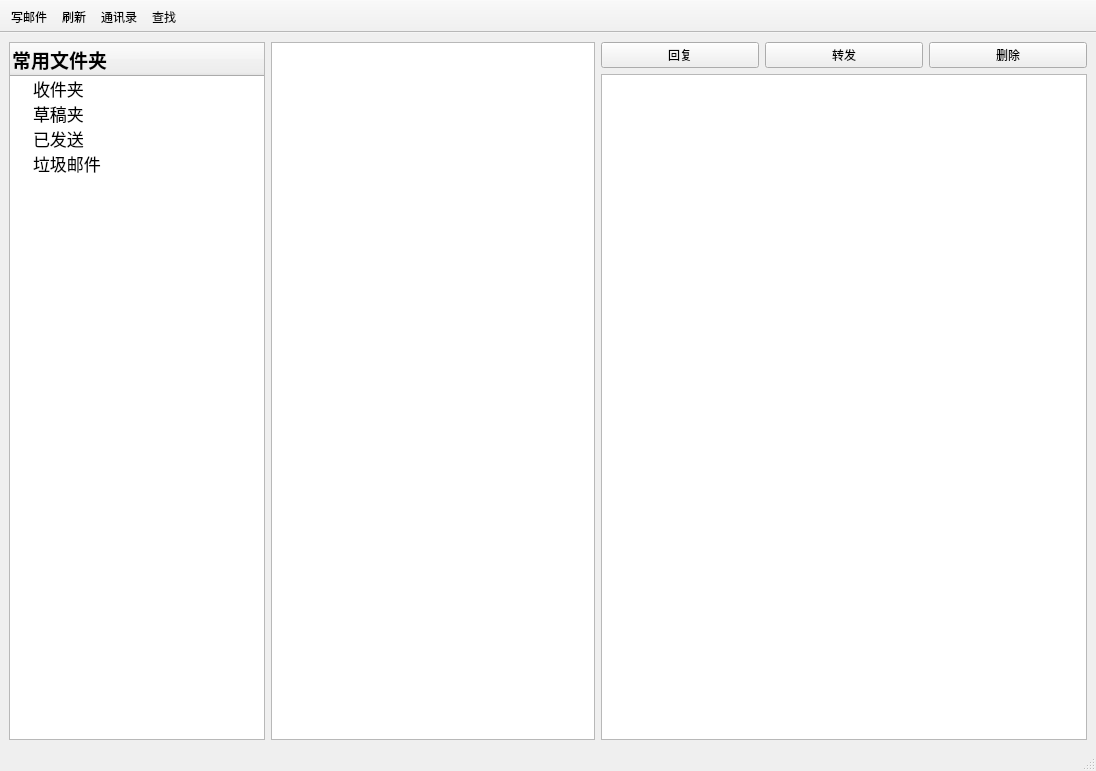
Above: foxmail/ui/mainwindow.ui from newhustdebug/pxmail before the change. Below: the same form after it.
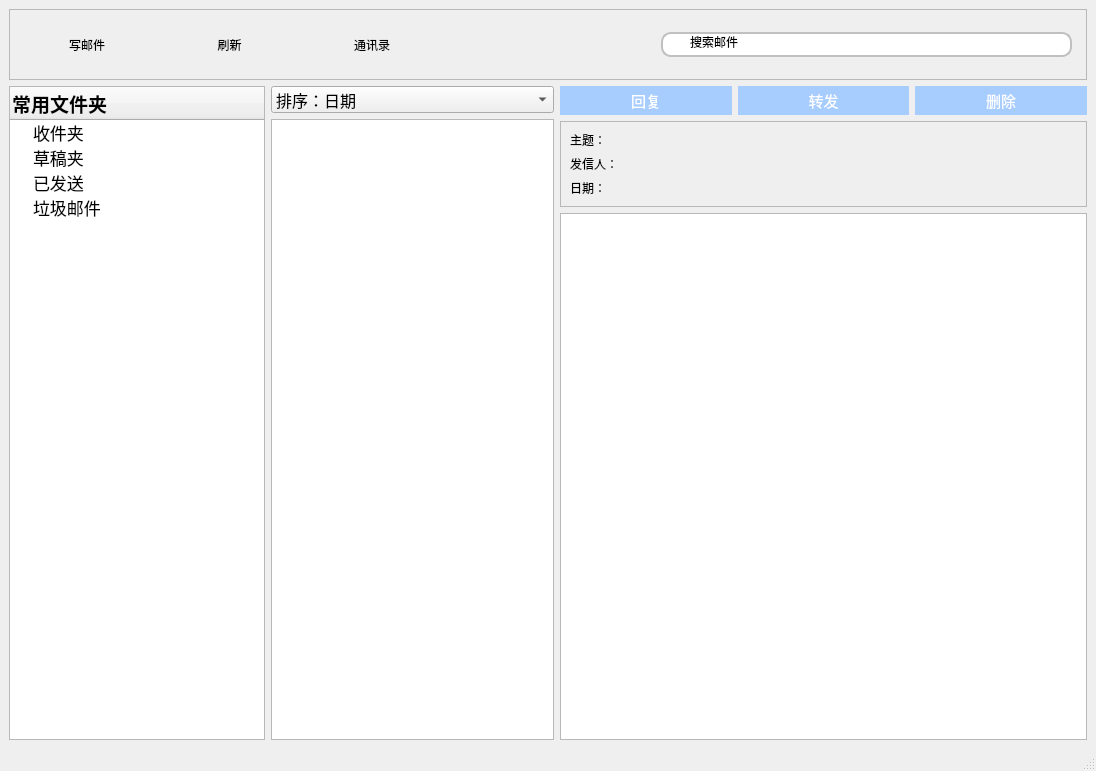
That is the form after the change. Icons and pictures are not drawn.

```diff
--- a/foxmail/ui/mainwindow.ui
+++ b/foxmail/ui/mainwindow.ui
@@ -22,12 +22,270 @@
    <enum>Qt::ToolButtonTextBesideIcon</enum>
   </property>
   <widget class="QWidget" name="centralwidget">
-   <layout class="QVBoxLayout" name="verticalLayout">
+   <layout class="QVBoxLayout" name="verticalLayout_4">
     <item>
-     <layout class="QHBoxLayout" name="horizontalLayout" stretch="0,2,3">
-      <property name="sizeConstraint">
-       <enum>QLayout::SetMaximumSize</enum>
+     <widget class="QFrame" name="frame_2">
+      <property name="frameShape">
+       <enum>QFrame::StyledPanel</enum>
       </property>
+      <property name="frameShadow">
+       <enum>QFrame::Raised</enum>
+      </property>
+      <layout class="QHBoxLayout" name="horizontalLayout_8" stretch="2,1,2">
+       <item>
+        <layout class="QHBoxLayout" name="horizontalLayout">
+         <item>
+          <widget class="QPushButton" name="composeButton">
+           <property name="minimumSize">
+            <size>
+             <width>91</width>
+             <height>51</height>
+            </size>
+           </property>
+           <property name="styleSheet">
+            <string notr="true">QPushButton{
+
+border: none;
+
+}
+QPushButton:hover{
+  background-color: qconicalgradient(cx:0.5, cy:0.522909, angle:179.9, stop:0.494318 rgba(181, 225, 250, 255), stop:0.5 rgba(222, 242, 251, 255));
+
+}
+QPushButton:pressed{
+  background-color: qconicalgradient(cx:0.5, cy:0.522909, angle:179.9, stop:0.494318 rgba(134, 198, 233, 255), stop:0.5 rgba(206, 234, 248, 255));
+ 
+}
+</string>
+           </property>
+           <property name="text">
+            <string>写邮件</string>
+           </property>
+           <property name="icon">
+            <iconset>
+             <normaloff>send.png</normaloff>send.png</iconset>
+           </property>
+           <property name="iconSize">
+            <size>
+             <width>30</width>
+             <height>30</height>
+            </size>
+           </property>
+          </widget>
+         </item>
+         <item>
+          <widget class="QPushButton" name="refreshButton">
+           <property name="minimumSize">
+            <size>
+             <width>91</width>
+             <height>51</height>
+            </size>
+           </property>
+           <property name="styleSheet">
+            <string notr="true">QPushButton{
+
+border: none;
+
+}
+QPushButton:hover{
+  background-color: qconicalgradient(cx:0.5, cy:0.522909, angle:179.9, stop:0.494318 rgba(181, 225, 250, 255), stop:0.5 rgba(222, 242, 251, 255));
+
+}
+QPushButton:pressed{
+  background-color: qconicalgradient(cx:0.5, cy:0.522909, angle:179.9, stop:0.494318 rgba(134, 198, 233, 255), stop:0.5 rgba(206, 234, 248, 255));
+ 
+}
+</string>
+           </property>
+           <property name="text">
+            <string>刷新</string>
+           </property>
+           <property name="icon">
+            <iconset>
+             <normaloff>1refresh_128px_1194515_easyicon.net.png</normaloff>1refresh_128px_1194515_easyicon.net.png</iconset>
+           </property>
+           <property name="iconSize">
+            <size>
+             <width>30</width>
+             <height>30</height>
+            </size>
+           </property>
+          </widget>
+         </item>
+         <item>
+          <widget class="QPushButton" name="contactlistButton">
+           <property name="minimumSize">
+            <size>
+             <width>91</width>
+             <height>51</height>
+            </size>
+           </property>
+           <property name="styleSheet">
+            <string notr="true">QPushButton{
+
+border: none;
+
+}
+QPushButton:hover{
+  background-color: qconicalgradient(cx:0.5, cy:0.522909, angle:179.9, stop:0.494318 rgba(181, 225, 250, 255), stop:0.5 rgba(222, 242, 251, 255));
+
+}
+QPushButton:pressed{
+  background-color: qconicalgradient(cx:0.5, cy:0.522909, angle:179.9, stop:0.494318 rgba(134, 198, 233, 255), stop:0.5 rgba(206, 234, 248, 255));
+ 
+}
+</string>
+           </property>
+           <property name="text">
+            <string>通讯录</string>
+           </property>
+           <property name="icon">
+            <iconset>
+             <normaloff>1point_list_128px_1190662_easyicon.net.png</normaloff>1point_list_128px_1190662_easyicon.net.png</iconset>
+           </property>
+           <property name="iconSize">
+            <size>
+             <width>30</width>
+             <height>30</height>
+            </size>
+           </property>
+          </widget>
+         </item>
+        </layout>
+       </item>
+       <item>
+        <spacer name="horizontalSpacer">
+         <property name="orientation">
+          <enum>Qt::Horizontal</enum>
+         </property>
+         <property name="sizeHint" stdset="0">
+          <size>
+           <width>205</width>
+           <height>20</height>
+          </size>
+         </property>
+        </spacer>
+       </item>
+       <item>
+        <widget class="QFrame" name="frame_3">
+         <property name="frameShape">
+          <enum>QFrame::NoFrame</enum>
+         </property>
+         <property name="frameShadow">
+          <enum>QFrame::Plain</enum>
+         </property>
+         <property name="lineWidth">
+          <number>1</number>
+         </property>
+         <layout class="QHBoxLayout" name="horizontalLayout_7">
+          <property name="spacing">
+           <number>0</number>
+          </property>
+          <property name="margin">
+           <number>5</number>
+          </property>
+          <item>
+           <widget class="QLabel" name="searchlabel">
+            <property name="minimumSize">
+             <size>
+              <width>25</width>
+              <height>25</height>
+             </size>
+            </property>
+            <property name="maximumSize">
+             <size>
+              <width>22</width>
+              <height>25</height>
+             </size>
+            </property>
+            <property name="styleSheet">
+             <string notr="true">background-color: white;
+border:2px solid gray;
+border-top-left-radius:10px;
+border-bottom-left-radius:10px;
+padding:2px 2px;
+border-right: none; 
+border-color:silver;</string>
+            </property>
+            <property name="text">
+             <string/>
+            </property>
+            <property name="pixmap">
+             <pixmap>search24.png</pixmap>
+            </property>
+           </widget>
+          </item>
+          <item>
+           <widget class="QLineEdit" name="searchEdit">
+            <property name="minimumSize">
+             <size>
+              <width>0</width>
+              <height>25</height>
+             </size>
+            </property>
+            <property name="sizeIncrement">
+             <size>
+              <width>0</width>
+              <height>24</height>
+             </size>
+            </property>
+            <property name="focusPolicy">
+             <enum>Qt::ClickFocus</enum>
+            </property>
+            <property name="styleSheet">
+             <string notr="true">border:2px solid gray;
+padding:2px 2px; 
+border-left: 0px;
+border-right:0px;
+border-color:silver;
+
+</string>
+            </property>
+            <property name="text">
+             <string>搜索邮件</string>
+            </property>
+           </widget>
+          </item>
+          <item>
+           <widget class="QLabel" name="Xlabel">
+            <property name="minimumSize">
+             <size>
+              <width>25</width>
+              <height>25</height>
+             </size>
+            </property>
+            <property name="maximumSize">
+             <size>
+              <width>25</width>
+              <height>25</height>
+             </size>
+            </property>
+            <property name="styleSheet">
+             <string notr="true">background-color: white;
+border:2px solid gray;
+border-top-right-radius:10px;
+border-bottom-right-radius:10px;
+padding:2px 2px;
+border-color:silver;
+border-left:none;
+color: silver;</string>
+            </property>
+            <property name="text">
+             <string/>
+            </property>
+            <property name="alignment">
+             <set>Qt::AlignCenter</set>
+            </property>
+           </widget>
+          </item>
+         </layout>
+        </widget>
+       </item>
+      </layout>
+     </widget>
+    </item>
+    <item>
+     <layout class="QHBoxLayout" name="horizontalLayout_3" stretch="0,2,3">
       <item>
        <widget class="QTreeWidget" name="treeMailWidget">
         <attribute name="headerVisible">
@@ -116,7 +374,59 @@
        </widget>
       </item>
       <item>
-       <widget class="QListWidget" name="listEmails"/>
+       <layout class="QVBoxLayout" name="verticalLayout">
+        <item>
+         <widget class="QComboBox" name="comboBox">
+          <property name="font">
+           <font>
+            <pointsize>12</pointsize>
+           </font>
+          </property>
+          <item>
+           <property name="text">
+            <string>排序：日期</string>
+           </property>
+          </item>
+          <item>
+           <property name="text">
+            <string>排序：发信人</string>
+           </property>
+          </item>
+          <item>
+           <property name="text">
+            <string>排序：主题</string>
+           </property>
+          </item>
+         </widget>
+        </item>
+        <item>
+         <widget class="QTreeWidget" name="listEmails">
+          <property name="editTriggers">
+           <set>QAbstractItemView::DoubleClicked|QAbstractItemView::EditKeyPressed</set>
+          </property>
+          <property name="alternatingRowColors">
+           <bool>true</bool>
+          </property>
+          <property name="autoExpandDelay">
+           <number>-1</number>
+          </property>
+          <property name="expandsOnDoubleClick">
+           <bool>true</bool>
+          </property>
+          <property name="columnCount">
+           <number>1</number>
+          </property>
+          <attribute name="headerVisible">
+           <bool>false</bool>
+          </attribute>
+          <column>
+           <property name="text">
+            <string notr="true">1</string>
+           </property>
+          </column>
+         </widget>
+        </item>
+       </layout>
       </item>
       <item>
        <layout class="QVBoxLayout" name="verticalLayout_2">
@@ -124,6 +434,37 @@
          <layout class="QHBoxLayout" name="horizontalLayout_2">
           <item>
            <widget class="QPushButton" name="btnReply">
+            <property name="styleSheet">
+             <string notr="true">QPushButton
+{
+	color: rgb(255, 255, 255);
+	background-color: rgb(167, 205, 255);
+	border:none;
+    padding: 3px;
+	font-family: &quot;Verdana&quot;;
+	font-size: 15px;
+	text-align: center;
+}
+QPushButton:hover, QPushButton:pressed , QPushButton:checked
+{
+	background-color: rgb(85, 170, 255);
+	text-align: right;
+	padding-right: 20px;
+	font-weight:100
+}
+QPushButton:hover
+{
+	background-image: url(:/icon/icons/dark/appbar.navigate.next.png);
+	background-repeat:no-repeat;
+	background-position: center left;
+}
+QPushButton:pressed, QPushButton:checked
+{
+	background-image: url(:/icon/icons/light/appbar.navigate.next.png);
+	background-repeat:no-repeat;
+	background-position: center left;
+}</string>
+            </property>
             <property name="text">
              <string>回复</string>
             </property>
@@ -135,6 +476,37 @@
           </item>
           <item>
            <widget class="QPushButton" name="btnForward">
+            <property name="styleSheet">
+             <string notr="true">QPushButton
+{
+	color: rgb(255, 255, 255);
+	background-color: rgb(167, 205, 255);
+	border:none;
+    padding: 3px;
+	font-family: &quot;Verdana&quot;;
+	font-size: 15px;
+	text-align: center;
+}
+QPushButton:hover, QPushButton:pressed , QPushButton:checked
+{
+	background-color: rgb(85, 170, 255);
+	text-align: right;
+	padding-right: 20px;
+	font-weight:100
+}
+QPushButton:hover
+{
+	background-image: url(:/icon/icons/dark/appbar.navigate.next.png);
+	background-repeat:no-repeat;
+	background-position: center left;
+}
+QPushButton:pressed, QPushButton:checked
+{
+	background-image: url(:/icon/icons/light/appbar.navigate.next.png);
+	background-repeat:no-repeat;
+	background-position: center left;
+}</string>
+            </property>
             <property name="text">
              <string>转发</string>
             </property>
@@ -146,6 +518,37 @@
           </item>
           <item>
            <widget class="QPushButton" name="btnDelete">
+            <property name="styleSheet">
+             <string notr="true">QPushButton
+{
+	color: rgb(255, 255, 255);
+	background-color: rgb(167, 205, 255);
+	border:none;
+    padding: 3px;
+	font-family: &quot;Verdana&quot;;
+	font-size: 15px;
+	text-align: center;
+}
+QPushButton:hover, QPushButton:pressed , QPushButton:checked
+{
+	background-color: rgb(85, 170, 255);
+	text-align: right;
+	padding-right: 20px;
+	font-weight:100
+}
+QPushButton:hover
+{
+	background-image: url(:/icon/icons/dark/appbar.navigate.next.png);
+	background-repeat:no-repeat;
+	background-position: center left;
+}
+QPushButton:pressed, QPushButton:checked
+{
+	background-image: url(:/icon/icons/light/appbar.navigate.next.png);
+	background-repeat:no-repeat;
+	background-position: center left;
+}</string>
+            </property>
             <property name="text">
              <string>删除</string>
             </property>
@@ -157,6 +560,78 @@
           </item>
          </layout>
         </item>
+        <item>
+         <widget class="QFrame" name="frame">
+          <property name="minimumSize">
+           <size>
+            <width>527</width>
+            <height>80</height>
+           </size>
+          </property>
+          <property name="frameShape">
+           <enum>QFrame::StyledPanel</enum>
+          </property>
+          <property name="frameShadow">
+           <enum>QFrame::Raised</enum>
+          </property>
+          <layout class="QVBoxLayout" name="verticalLayout_3">
+           <item>
+            <layout class="QHBoxLayout" name="horizontalLayout_4" stretch="1,2">
+             <item>
+              <widget class="QLabel" name="sublabel">
+               <property name="text">
+                <string>主题：</string>
+               </property>
+              </widget>
+             </item>
+             <item>
+              <widget class="QLabel" name="subdisplay">
+               <property name="text">
+                <string/>
+               </property>
+              </widget>
+             </item>
+            </layout>
+           </item>
+           <item>
+            <layout class="QHBoxLayout" name="horizontalLayout_5" stretch="1,2">
+             <item>
+              <widget class="QLabel" name="fromlabel">
+               <property name="text">
+                <string>发信人：</string>
+               </property>
+              </widget>
+             </item>
+             <item>
+              <widget class="QLabel" name="fromdisplay">
+               <property name="text">
+                <string/>
+               </property>
+              </widget>
+             </item>
+            </layout>
+           </item>
+           <item>
+            <layout class="QHBoxLayout" name="horizontalLayout_6" stretch="1,2">
+             <item>
+              <widget class="QLabel" name="datelabel">
+               <property name="text">
+                <string>日期：</string>
+               </property>
+              </widget>
+             </item>
+             <item>
+              <widget class="QLabel" name="datedisplay">
+               <property name="text">
+                <string/>
+               </property>
+              </widget>
+             </item>
+            </layout>
+           </item>
+          </layout>
+         </widget>
+        </item>
         <item>
          <widget class="QTextBrowser" name="emailPreview">
           <property name="acceptDrops">
@@ -171,30 +646,6 @@
    </layout>
   </widget>
   <widget class="QStatusBar" name="statusbar"/>
-  <widget class="QToolBar" name="toolBar">
-   <property name="acceptDrops">
-    <bool>true</bool>
-   </property>
-   <property name="windowTitle">
-    <string> 工具栏</string>
-   </property>
-   <property name="movable">
-    <bool>false</bool>
-   </property>
-   <property name="floatable">
-    <bool>false</bool>
-   </property>
-   <attribute name="toolBarArea">
-    <enum>TopToolBarArea</enum>
-   </attribute>
-   <attribute name="toolBarBreak">
-    <bool>false</bool>
-   </attribute>
-   <addaction name="actionCompose"/>
-   <addaction name="actionRefresh"/>
-   <addaction name="actionContactList"/>
-   <addaction name="actionSearch"/>
-  </widget>
   <action name="actionQuit">
    <property name="text">
     <string>&amp;Quit</string>
```
Left out of the diff: 196 changed lines with no effect on the pictures.
